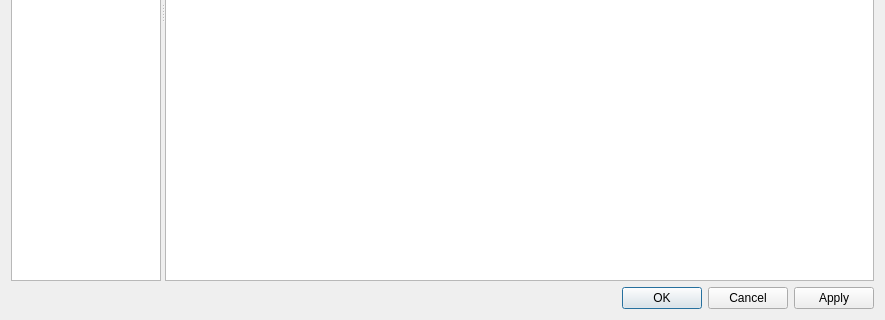
This is SQLiteStudio3/guiSQLiteStudio/dialogs/configdialog.ui in pawelsalawa/sqlitestudio as Qt 5 draws it before an edit; both pictures show x 0 to 885 and y 269 to 589 of the 885 by 589 pixel window. The edited form follows.
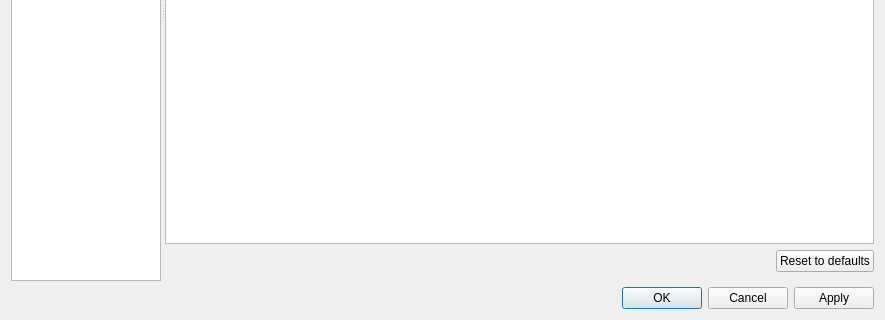
This is the edited form. The open tabs and pages were chosen to show the change. Icons and pictures are not drawn. Custom widgets are drawn as their Qt base class.

Commit message: #5570 In Configuration dialog the Reset To Defaults button was added for hotkeys page.

The edit to the form file:
```diff
--- a/SQLiteStudio3/guiSQLiteStudio/dialogs/configdialog.ui
+++ b/SQLiteStudio3/guiSQLiteStudio/dialogs/configdialog.ui
@@ -2217,6 +2217,9 @@
              <property name="showDropIndicator" stdset="0">
               <bool>false</bool>
              </property>
+             <property name="alternatingRowColors">
+              <bool>true</bool>
+             </property>
              <property name="selectionMode">
               <enum>QAbstractItemView::SelectionMode::NoSelection</enum>
              </property>
@@ -2263,6 +2266,31 @@
              </column>
             </widget>
            </item>
+           <item>
+            <widget class="QWidget" name="shortuctsBottom" native="true">
+             <layout class="QHBoxLayout" name="horizontalLayout_5">
+              <property name="spacing">
+               <number>0</number>
+              </property>
+              <property name="leftMargin">
+               <number>0</number>
+              </property>
+              <property name="topMargin">
+               <number>0</number>
+              </property>
+              <property name="rightMargin">
+               <number>0</number>
+              </property>
+              <item alignment="Qt::AlignmentFlag::AlignRight">
+               <widget class="QPushButton" name="shortcutsResetBtn">
+                <property name="text">
+                 <string>Reset to defaults</string>
+                </property>
+               </widget>
+              </item>
+             </layout>
+            </widget>
+           </item>
           </layout>
          </widget>
          <widget class="QWidget" name="lookAndFeelPage">
```
Left out of the diff: 5 changed lines with no effect on the pictures. The commit also changes 5 other files.
